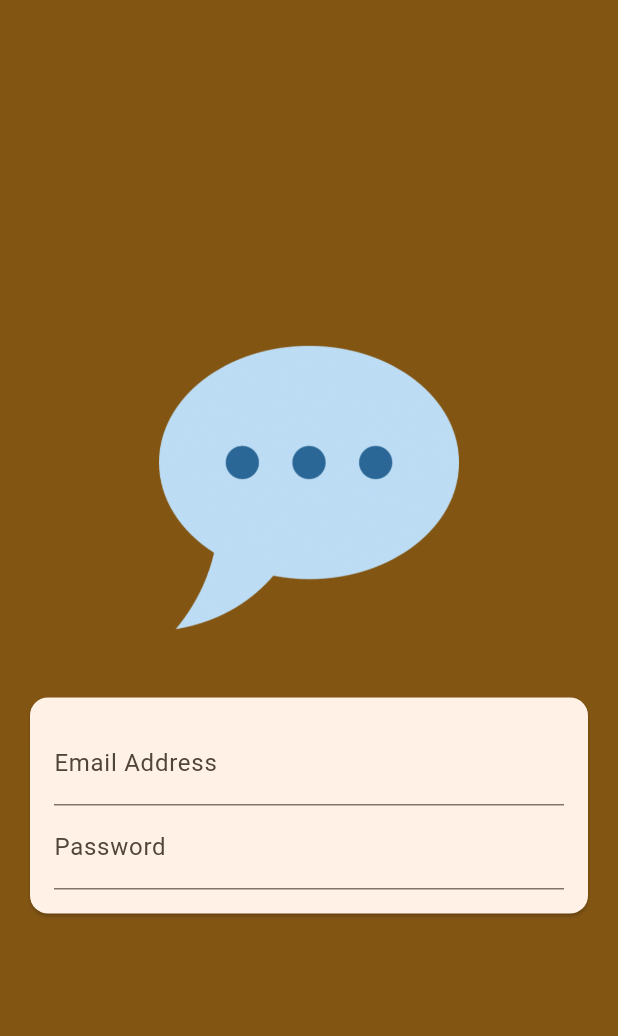
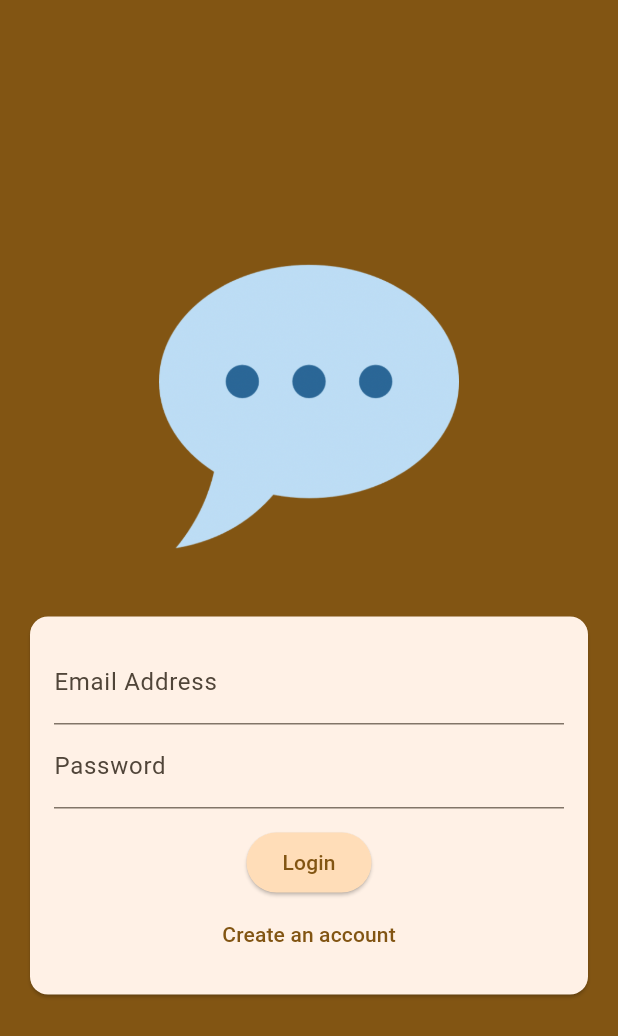
Before and after one commit to Siddiqui145/we_chat, a Flutter app: the screen it shows after launch, on a phone screen of 412 x 824 dp. Shown: the top 1036 px of the screen. Run offline on Flutter 3.47's test engine with Material 3 defaults, Android fonts, the phone set to English and light mode, and no system bars.

Commit message:
validations & form field updated with buttons & functions

```diff
--- a/lib/screens/auth_screen.dart
+++ b/lib/screens/auth_screen.dart
@@ -8,6 +8,21 @@ class AuthScreen extends StatefulWidget {
 }
 
 class _AuthScreenState extends State<AuthScreen> {
+  final _formKey = GlobalKey<FormState>();
+  var _isLogin = true;
+  var _enteredEmail = '';
+  var _enteredPassword = '';
+
+  void _submit(){
+    final isValid = _formKey.currentState!.validate();
+
+    if (isValid){
+      _formKey.currentState!.save();
+      print(_enteredEmail);
+      print(_enteredPassword);
+    }
+  }
+
   @override
   Widget build(BuildContext context) {
     return Scaffold(
@@ -33,23 +48,60 @@ class _AuthScreenState extends State<AuthScreen> {
                   child: Padding(
                   padding: EdgeInsets.all(16),
                   child: Form(
+                    key: _formKey,
                     child: Column(
                       mainAxisSize: MainAxisSize.min,
                       children: [
-                        TextField(
+                        TextFormField(
                           decoration: InputDecoration(
                             labelText: "Email Address",
                           ),
                           keyboardType: TextInputType.emailAddress,
                           autocorrect: false,
                           textCapitalization: TextCapitalization.none,
+                          validator: (value) {
+                            if (value == null || value.trim().isEmpty || !value.contains('@')){
+                              return 'Please enter a valid email address';
+                            }
+                            return null;
+                          },
+                          onSaved: (newValue) {
+                            _enteredEmail = newValue!;
+                          },
                         ),
-                        TextField(
+                        TextFormField(
                           decoration: InputDecoration(
                             labelText: "Password",
                           ),
                           obscureText: true,
+                          validator: (value) {
+                            if (value == null || value.trim().isEmpty){
+                              return 'Please enter a password';
+                            }
+                            if (value.trim().length < 6){
+                              return 'Password must be at least 6 characters long!';
+                            }
+                            return null;
+                          },
+                          onSaved: (newValue) {
+                            _enteredPassword = newValue!;
+                          },
                         ),
+                        const SizedBox(
+                          height: 12,
+                        ),
+                        ElevatedButton(onPressed: _submit,
+                        style: ElevatedButton.styleFrom(
+                          backgroundColor: Theme.of(context).colorScheme.primaryContainer
+                        ),
+                         child: Text(_isLogin ? 'Login' : 'Signup')),
+
+                        TextButton(onPressed: () {
+                          setState(() {
+                            _isLogin = !_isLogin;
+                          });
+                        },
+                        child: Text(_isLogin ? 'Create an account' : 'Already have an account')),
                       ],
                   )),),
                 ),
```
